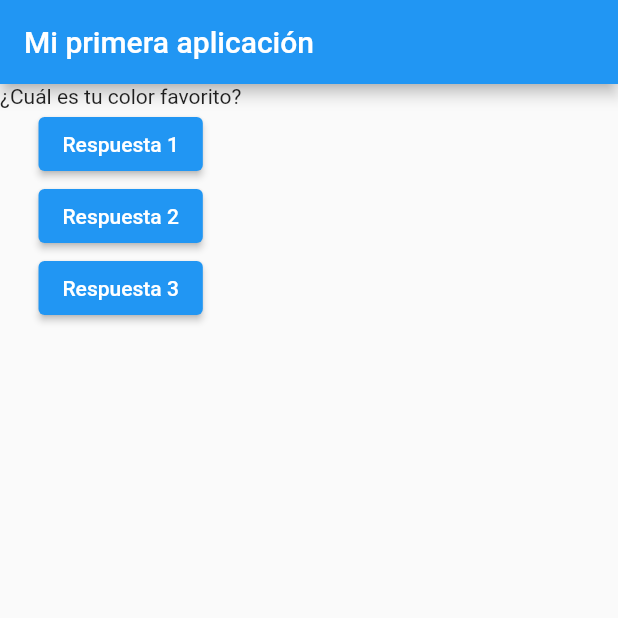
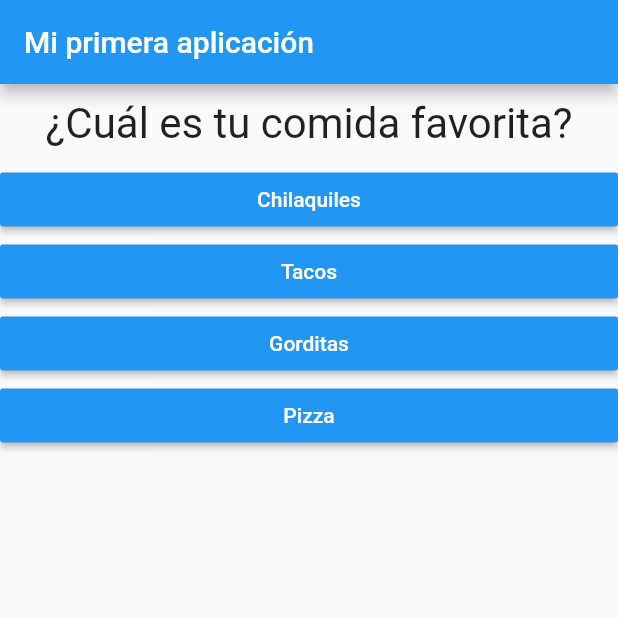
Before and after one commit to jebusdoodles/quiz-app-flutter, a Flutter app: the screen it shows after launch, on a phone screen of 412 x 824 dp, the top half of it. Run offline on Flutter 3.47's test engine with Material 2 defaults, Android fonts, the phone set to English and light mode, and no system bars.

Commit message:
Add new widgets to make questions and answers

```diff
--- /dev/null
+++ b/lib/answer.dart
@@ -0,0 +1,23 @@
+import 'package:flutter/material.dart';
+
+class Answer extends StatelessWidget {
+
+  final VoidCallback selectHandler;
+
+  final String answerText;
+
+  Answer(this.selectHandler, this.answerText);
+
+  @override
+  Widget build(BuildContext context) {
+    return Container(
+      width: double.infinity,
+      child: RaisedButton(
+        color: Colors.blue,
+        textColor:  Colors.white,
+        child: Text(answerText),
+        onPressed: selectHandler,
+      ),
+    );
+  }
+}
--- a/lib/main.dart
+++ b/lib/main.dart
@@ -1,4 +1,6 @@
 import 'package:flutter/material.dart';
+import './question.dart';
+import './answer.dart';
 
 void main() => runApp(MyApp());
 
@@ -7,54 +9,54 @@ class MyApp extends StatefulWidget{
   @override
   State<StatefulWidget> createState() {
 
-    return MyAppState();
+    return _MyAppState();
 
   }
 
 }
 
-class MyAppState extends State<MyApp>{
-  var questionIndex = 0;
+class _MyAppState extends State<MyApp>{
+  var _questionIndex = 0;
 
-  void answerQuestion(){
+  void _answerQuestion(){
 
     setState((){
-      questionIndex = questionIndex + 1;
+      _questionIndex = _questionIndex + 1;
     });
 
-    print(questionIndex);
+    print(_questionIndex);
 
   }
 
   @override
   Widget build(BuildContext context){
 
-    var questions = [
-      '¿Cuál es tu color favorito?',
-      '¿Cuál es tu animal favorito?',
+    const questions = [
+      {'questionText': '¿Cuál es tu comida favorita?', 'answers': [
+        'Chilaquiles', 'Tacos', 'Gorditas', 'Pizza'
+      ]},
+      {'questionText': '¿Cuál es tu mascota favorita?', 'answers': [
+        'Newton', 'Lisa', 'Sumi', 'Babona'
+      ]},
+      {'questionText': '¿Cuál es tu libro favorito?', 'answers': [
+        'Los Miserables', 'El señor de los anillos', 'Anna Kerenina', 'Los hermanos Karamazov'
+      ]},
     ];
 
     return MaterialApp(home: Scaffold(
       appBar: AppBar(
         title: Text('Mi primera aplicación'),
       ),
-      body: Column(children: [
-        Text(
-          questions[questionIndex]
-        ),
-        ElevatedButton(
-          child: Text('Respuesta 1'),
-          onPressed: answerQuestion,
-        ),
-        ElevatedButton(
-          child: Text('Respuesta 2'),
-          onPressed: () => print('Respuesta seleccionada'),
-        ),
-        ElevatedButton(
-          child: Text('Respuesta 3'),
-          onPressed: answerQuestion,
-        ),
-      ]),
+      body: Column(
+        children: [
+          Question(
+            questions[_questionIndex]['questionText'],
+          ),
+          ...(questions[_questionIndex]['answers'] as List<String>).map((answer) {
+            return Answer(_answerQuestion, answer);
+          }).toList()
+        ]
+      ),
     ),);
   }
 }
--- /dev/null
+++ b/lib/question.dart
@@ -0,0 +1,22 @@
+import 'package:flutter/material.dart';
+
+class Question extends StatelessWidget {
+  final String questionText;
+
+  Question(this.questionText);
+
+  @override
+  Widget build(BuildContext context) {
+    return Container(
+      width: double.infinity,
+      margin: EdgeInsets.all(10),
+      child: Text(
+        questionText,
+        style: TextStyle(
+          fontSize: 28,
+        ),
+        textAlign: TextAlign.center,
+      ),
+    );
+  }
+}
```
